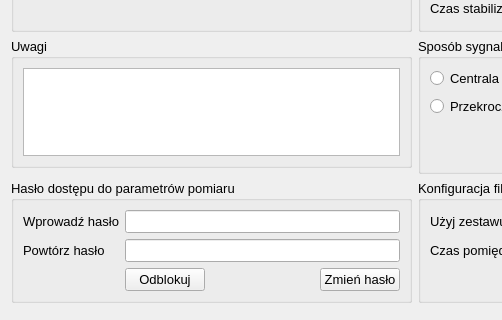
First picture: the form in CzujkiLinioweApp/parametrybadaniaogolnedlg.ui, repository wiacekmarcin/CzujkiLiniowe, before the edit; both pictures show x 0 to 502 and y 131 to 451 of the 1000 by 451 pixel window.
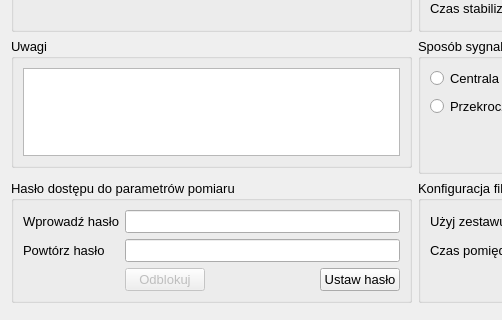
Second picture: the form after the edit.

Diff of the .ui file:
```diff
--- a/CzujkiLinioweApp/parametrybadaniaogolnedlg.ui
+++ b/CzujkiLinioweApp/parametrybadaniaogolnedlg.ui
@@ -68,6 +68,9 @@
        <layout class="QHBoxLayout" name="horizontalLayout_7">
         <item>
          <widget class="QPushButton" name="pbOdblokuj">
+          <property name="enabled">
+           <bool>false</bool>
+          </property>
           <property name="text">
            <string>Odblokuj</string>
           </property>
@@ -89,7 +92,7 @@
         <item>
          <widget class="QPushButton" name="pbZmienHaslo">
           <property name="text">
-           <string>Zmień hasło</string>
+           <string>Ustaw hasło</string>
           </property>
          </widget>
         </item>
```
Left out of the diff: 12 changed lines with no effect on the pictures.
